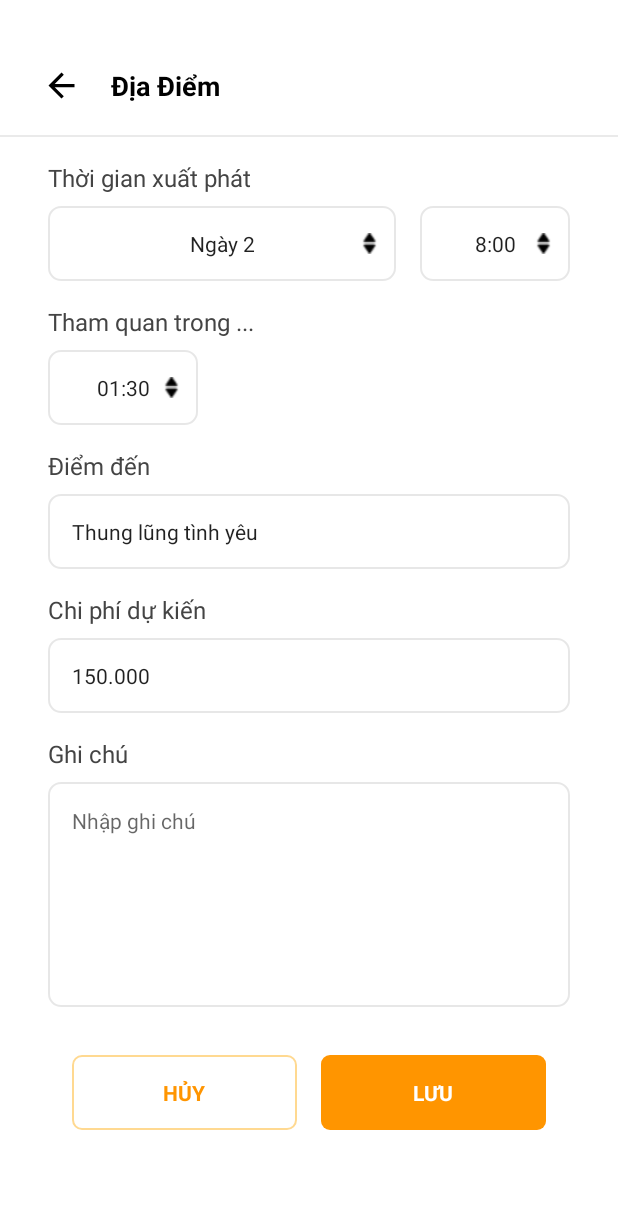
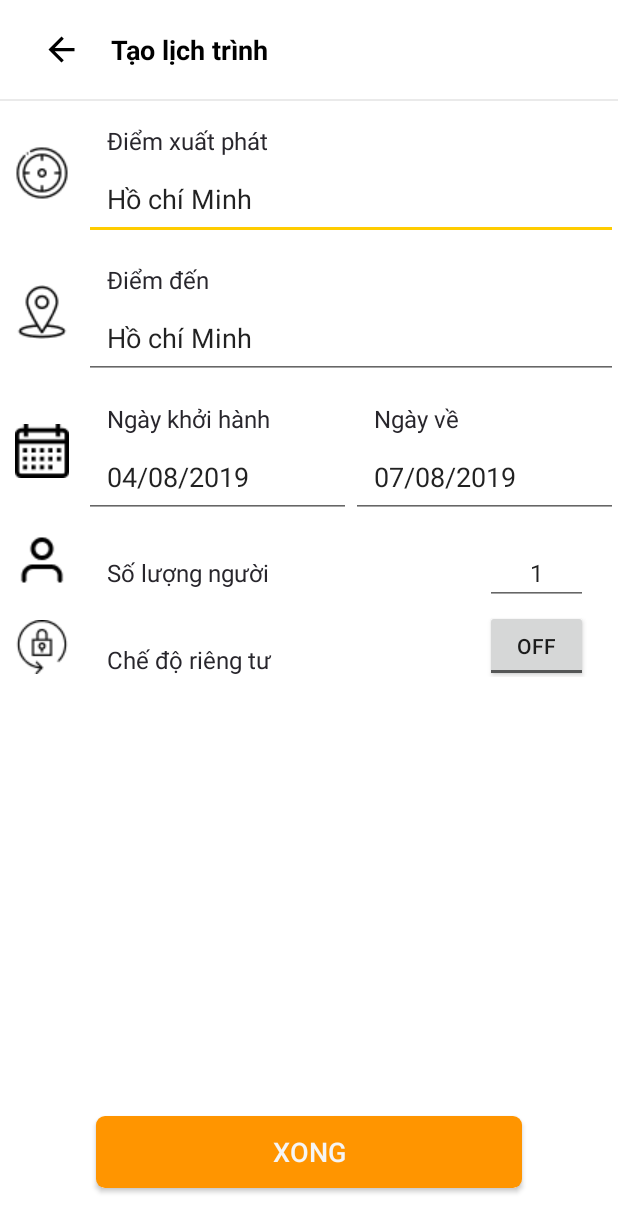
Before and after one commit to thinh2zalo/TripMe, an Android app: the screen it shows after launch (AddNewPlanActivity), after a tap on an icon or button, on a phone screen of 412 x 824 dp. Shown: the top 1232 px of the screen. Run offline under Robolectric (Android 15) with nearby library versions, the phone set to English and light mode, and no system bars; our stand-ins replace ButterKnife.

Commit message:
create plan

```diff
--- a/app/src/main/AndroidManifest.xml
+++ b/app/src/main/AndroidManifest.xml
@@ -1,6 +1,7 @@
 <?xml version="1.0" encoding="utf-8"?>
 <manifest xmlns:android="http://schemas.android.com/apk/res/android"
     package="com.hoaithi.tripme">
+
     <uses-permission android:name="android.permission.INTERNET" />
     <uses-permission android:name="android.permission.ACCESS_NETWORK_STATE" />
     <uses-permission android:name="android.permission.VIBRATE" />
@@ -13,6 +14,7 @@
         android:supportsRtl="true"
         android:theme="@style/AppTheme"
         android:usesCleartextTraffic="true">
+        <activity android:name=".AddNewPlanActivity"></activity>
         <activity android:name=".MainActivity">
             <intent-filter>
                 <action android:name="android.intent.action.MAIN" />
@@ -20,7 +22,7 @@
                 <category android:name="android.intent.category.LAUNCHER" />
             </intent-filter>
         </activity>
-        <activity android:name=".AddNewPlanActivity" />
+        <activity android:name=".AddNewPlaceActivity" />
     </application>
 
 </manifest>
--- /dev/null
+++ b/app/src/main/java/com/hoaithi/tripme/AddNewPlaceActivity.java
@@ -0,0 +1,40 @@
+package com.hoaithi.tripme;
+
+import android.graphics.Color;
+import android.os.Bundle;
+import android.view.View;
+
+import androidx.annotation.Nullable;
+import androidx.appcompat.app.AppCompatActivity;
+
+import com.hoaithi.tripme.util.Util;
+
+import butterknife.BindView;
+import butterknife.ButterKnife;
+import butterknife.OnClick;
+
+public class AddNewPlaceActivity extends AppCompatActivity {
+
+    @BindView(R.id.status_bar)
+    View mStatusBar;
+
+
+    @OnClick(R.id.back_button)
+    void back() {
+        finish();
+    }
+
+    @Override
+    protected void onCreate(@Nullable Bundle savedInstanceState) {
+        super.onCreate(savedInstanceState);
+        // set light theme with transparent status bar
+        getWindow().getDecorView().setSystemUiVisibility(View.SYSTEM_UI_FLAG_LAYOUT_STABLE | View.SYSTEM_UI_FLAG_LAYOUT_FULLSCREEN | View.SYSTEM_UI_FLAG_LIGHT_NAVIGATION_BAR | View.SYSTEM_UI_FLAG_LIGHT_STATUS_BAR);
+        getWindow().setNavigationBarColor(Color.WHITE);
+        setContentView(R.layout.add_new_place_layout);
+        ButterKnife.bind(this);
+
+        // add status bar space
+        mStatusBar.getLayoutParams().height = Util.getStatusHeight(getResources());
+        mStatusBar.requestLayout();
+    }
+}
--- a/app/src/main/java/com/hoaithi/tripme/AddNewPlanActivity.java
+++ b/app/src/main/java/com/hoaithi/tripme/AddNewPlanActivity.java
@@ -1,39 +1,14 @@
 package com.hoaithi.tripme;
 
-import android.graphics.Color;
-import android.os.Bundle;
-import android.view.View;
-
-import androidx.annotation.Nullable;
 import androidx.appcompat.app.AppCompatActivity;
 
-import com.hoaithi.tripme.util.Util;
-
-import butterknife.BindView;
-import butterknife.ButterKnife;
-import butterknife.OnClick;
+import android.os.Bundle;
 
 public class AddNewPlanActivity extends AppCompatActivity {
 
-    @BindView(R.id.status_bar)
-    View mStatusBar;
-
-    @OnClick(R.id.back_button)
-    void back() {
-        finish();
-    }
-
     @Override
-    protected void onCreate(@Nullable Bundle savedInstanceState) {
+    protected void onCreate(Bundle savedInstanceState) {
         super.onCreate(savedInstanceState);
-        // set light theme with transparent status bar
-        getWindow().getDecorView().setSystemUiVisibility(View.SYSTEM_UI_FLAG_LAYOUT_STABLE | View.SYSTEM_UI_FLAG_LAYOUT_FULLSCREEN | View.SYSTEM_UI_FLAG_LIGHT_NAVIGATION_BAR | View.SYSTEM_UI_FLAG_LIGHT_STATUS_BAR);
-        getWindow().setNavigationBarColor(Color.WHITE);
-        setContentView(R.layout.add_new_plan_layout);
-        ButterKnife.bind(this);
-
-        // add status bar space
-        mStatusBar.getLayoutParams().height = Util.getStatusHeight(getResources());
-        mStatusBar.requestLayout();
+        setContentView(R.layout.activity_add_new_plan);
     }
 }
--- a/app/src/main/java/com/hoaithi/tripme/DecoveryFragment.java
+++ b/app/src/main/java/com/hoaithi/tripme/DiscoveryFragment.java
@@ -2,7 +2,6 @@ package com.hoaithi.tripme;
 
 
 import android.content.Intent;
-import android.graphics.Color;
 import android.os.Bundle;
 
 import androidx.annotation.NonNull;
@@ -28,15 +27,15 @@ import butterknife.OnClick;
 /**
  * A simple {@link Fragment} subclass.
  */
-public class DecoveryFragment extends Fragment {
+public class DiscoveryFragment extends Fragment {
 
 
-    public DecoveryFragment() {
+    public DiscoveryFragment() {
         // Required empty public constructor
     }
 
     public static Fragment newInstance() {
-        return new DecoveryFragment();
+        return new DiscoveryFragment();
     }
 
 
--- a/app/src/main/java/com/hoaithi/tripme/TripsFragment.java
+++ b/app/src/main/java/com/hoaithi/tripme/TripsFragment.java
@@ -17,15 +17,15 @@ import com.google.android.material.tabs.TabLayout;
 public class TripsFragment extends Fragment {
 
     View mRootView;
+
+
     @Override
     public View onCreateView(LayoutInflater inflater, ViewGroup container,
                              Bundle savedInstanceState) {
-        // Inflate the layout for this fragment
         mRootView = inflater.inflate(R.layout.fragment_trips, container, false);
         initView();
         return mRootView;
     }
-
 
     void initView()
     {
--- a/app/src/main/java/com/hoaithi/tripme/discovertab/BottomPagerAdapter.java
+++ b/app/src/main/java/com/hoaithi/tripme/discovertab/BottomPagerAdapter.java
@@ -7,7 +7,7 @@ import androidx.fragment.app.Fragment;
 import androidx.fragment.app.FragmentManager;
 import androidx.fragment.app.FragmentPagerAdapter;
 
-import com.hoaithi.tripme.DecoveryFragment;
+import com.hoaithi.tripme.DiscoveryFragment;
 import com.hoaithi.tripme.R;
 import com.hoaithi.tripme.TripsFragment;
 
@@ -25,11 +25,11 @@ public class BottomPagerAdapter extends FragmentPagerAdapter {
     private ArrayList<Fragment> mData = new ArrayList<>();
 
     private void initData() {
-        mData.add(DecoveryFragment.newInstance());
+        mData.add(DiscoveryFragment.newInstance());
         mData.add(new TripsFragment());
-        mData.add(DecoveryFragment.newInstance());
-        mData.add(DecoveryFragment.newInstance());
-        mData.add(DecoveryFragment.newInstance());
+        mData.add(DiscoveryFragment.newInstance());
+        mData.add(DiscoveryFragment.newInstance());
+        mData.add(DiscoveryFragment.newInstance());
     }
 
     // Returns total number of pages
--- /dev/null
+++ b/app/src/main/res/layout/activity_add_new_plan.xml
@@ -0,0 +1,321 @@
+<?xml version="1.0" encoding="utf-8"?>
+<androidx.constraintlayout.widget.ConstraintLayout
+    android:layout_width="match_parent"
+    android:layout_height="match_parent"
+    xmlns:android="http://schemas.android.com/apk/res/android"
+    xmlns:app="http://schemas.android.com/apk/res-auto"
+    xmlns:tools="http://schemas.android.com/tools"
+    android:background="@android:color/white"
+    android:clickable="true"
+    android:focusable="true">
+    <androidx.core.widget.NestedScrollView
+        android:layout_width="match_parent"
+        android:layout_height="0dp"
+        android:overScrollMode="never"
+        app:layout_constraintTop_toBottomOf="@id/divider"
+        app:layout_constraintBottom_toBottomOf="parent">
+        <androidx.constraintlayout.widget.ConstraintLayout
+            android:layout_width="match_parent"
+            android:layout_height="wrap_content"
+            android:paddingBottom="64dp">
+
+            <LinearLayout
+                android:layout_width="match_parent"
+                android:layout_height="wrap_content"
+                android:orientation="horizontal"
+                app:layout_constraintTop_toTopOf="parent"
+                android:id="@+id/diemxuatphat_linear_layout"
+                >
+                <ImageView
+                    android:layout_width="36dp"
+                    android:layout_height="36dp"
+                    android:layout_marginTop="30dp"
+                    android:layout_marginLeft="10dp"
+                    android:layout_marginRight="10dp"
+                    android:src="@drawable/locationpin"
+                    />
+                <LinearLayout
+                    android:layout_width="match_parent"
+                    android:layout_height="wrap_content"
+                    android:orientation="vertical"
+                    >
+                    <TextView
+                        android:layout_width="match_parent"
+                        android:layout_height="wrap_content"
+                        android:text="Điểm xuất phát"
+                        android:textSize="16dp"
+                        android:textColor="@color/ExpoBlack"
+                        android:paddingLeft="15dp"
+                        android:paddingRight="15dp"
+                        android:paddingTop="15dp"
+                        />
+
+                    <EditText
+                        android:layout_width="match_parent"
+                        android:layout_height="wrap_content"
+                        android:text="Hồ chí Minh"
+                        android:textSize="18dp"
+                        android:padding="15dp"
+                        />
+                </LinearLayout>
+            </LinearLayout>
+
+
+            <LinearLayout
+                android:layout_width="match_parent"
+                android:layout_height="wrap_content"
+                android:orientation="horizontal"
+                app:layout_constraintTop_toBottomOf="@+id/diemxuatphat_linear_layout"
+                android:id="@+id/diemden_linear_layout"
+                >
+                <ImageView
+                    android:layout_width="36dp"
+                    android:layout_height="36dp"
+                    android:layout_marginTop="30dp"
+                    android:layout_marginLeft="10dp"
+                    android:layout_marginRight="10dp"
+                    android:src="@drawable/placeholder"/>
+                <LinearLayout
+                    android:layout_width="match_parent"
+                    android:layout_height="wrap_content"
+                    android:orientation="vertical"
+                    >
+                    <TextView
+                        android:layout_width="match_parent"
+                        android:layout_height="wrap_content"
+                        android:text="Điểm đến"
+                        android:textSize="16dp"
+                        android:textColor="@color/ExpoBlack"
+                        android:paddingLeft="15dp"
+                        android:paddingRight="15dp"
+                        android:paddingTop="15dp"
+                        />
+
+                    <EditText
+                        android:layout_width="match_parent"
+                        android:layout_height="wrap_content"
+                        android:text="Hồ chí Minh"
+                        android:textSize="18dp"
+                        android:padding="15dp"
+                        />
+                </LinearLayout>
+            </LinearLayout>
+
+            <LinearLayout
+                android:layout_width="match_parent"
+                android:layout_height="wrap_content"
+                android:orientation="horizontal"
+                app:layout_constraintTop_toBottomOf="@+id/diemden_linear_layout"
+                android:id="@+id/thoigian_linear_layout"
+                >
+                <ImageView
+                    android:layout_width="36dp"
+                    android:layout_height="36dp"
+                    android:layout_marginTop="30dp"
+                    android:layout_marginLeft="10dp"
+                    android:layout_marginRight="10dp"
+                    android:src="@drawable/calendar"/>
+
+                <LinearLayout
+                    android:layout_width="match_parent"
+                    android:layout_height="wrap_content"
+                    android:orientation="vertical"
+                    android:layout_weight="1"
+                    >
+                    <TextView
+                        android:layout_width="match_parent"
+                        android:layout_height="wrap_content"
+                        android:text="Ngày khởi hành"
+                        android:textSize="16dp"
+                        android:textColor="@color/ExpoBlack"
+                        android:paddingLeft="15dp"
+                        android:paddingRight="15dp"
+                        android:paddingTop="15dp"
+                        />
+
+                    <EditText
+                        android:layout_width="match_parent"
+                        android:layout_height="wrap_content"
+                        android:text="04/08/2019"
+                        android:textSize="18dp"
+                        android:padding="15dp"
+                        />
+                </LinearLayout>
+
+                <LinearLayout
+                    android:layout_width="match_parent"
+                    android:layout_height="wrap_content"
+                    android:orientation="vertical"
+                    android:layout_weight="1"
+                    >
+                    <TextView
+                        android:layout_width="match_parent"
+                        android:layout_height="wrap_content"
+                        android:text="Ngày về"
+                        android:textSize="16dp"
+                        android:textColor="@color/ExpoBlack"
+                        android:paddingLeft="15dp"
+                        android:paddingRight="15dp"
+                        android:paddingTop="15dp"
+                        />
+
+                    <EditText
+                        android:layout_width="match_parent"
+                        android:layout_height="wrap_content"
+                        android:text="07/08/2019"
+                        android:textSize="18dp"
+                        android:padding="15dp"
+                        />
+                </LinearLayout>
+            </LinearLayout>
+
+
+            <LinearLayout
+                android:layout_width="match_parent"
+                android:layout_height="wrap_content"
+                android:orientation="horizontal"
+                app:layout_constraintTop_toBottomOf="@+id/thoigian_linear_layout"
+                android:id="@+id/soluong_linear_layout"
+                >
+                <ImageView
+                    android:layout_width="36dp"
+                    android:layout_height="36dp"
+                    android:src="@drawable/user"
+                    android:layout_marginTop="10dp"
+                    android:layout_marginLeft="10dp"
+                    android:layout_marginRight="10dp"/>
+
+                <LinearLayout
+                    android:layout_width="match_parent"
+                    android:layout_height="wrap_content"
+                    android:orientation="horizontal">
+                    <TextView
+                        android:layout_width="match_parent"
+                        android:layout_height="wrap_content"
+                        android:text="Số lượng người"
+                        android:textSize="16dp"
+                        android:textColor="@color/ExpoBlack"
+                        android:paddingLeft="15dp"
+                        android:paddingRight="15dp"
+                        android:paddingTop="15dp"
+                        android:layout_marginTop="10dp"
+                        android:layout_weight="1"
+                        />
+
+                    <EditText
+                        android:layout_width="match_parent"
+                        android:layout_height="wrap_content"
+                        android:text="1"
+                        android:textAlignment="center"
+                        android:textSize="16dp"
+                        android:paddingLeft="15dp"
+                        android:paddingRight="15dp"
+                        android:paddingTop="15dp"
+                        android:layout_marginTop="10dp"
+                        android:layout_weight="3"
+                        android:layout_marginRight="20dp"
+                        />
+                </LinearLayout>
+
+
+            </LinearLayout>
+
+            <LinearLayout
+                android:layout_width="match_parent"
+                android:layout_height="wrap_content"
+                app:layout_constraintTop_toBottomOf="@id/soluong_linear_layout"
+                android:orientation="horizontal"
+                android:paddingBottom="10dp">
+
+                <ImageView
+                    android:layout_width="36dp"
+                    android:layout_height="36dp"
+                    android:layout_marginTop="10dp"
+                    android:layout_marginLeft="10dp"
+                    android:layout_marginRight="10dp"
+                    android:src="@drawable/lock"/>
+
+                <LinearLayout
+                    android:layout_width="match_parent"
+                    android:layout_height="wrap_content"
+                    android:orientation="horizontal">
+
+                    <TextView
+                        android:layout_width="match_parent"
+                        android:layout_height="wrap_content"
+                        android:text="Chế độ riêng tư"
+                        android:textSize="16dp"
+                        android:textColor="@color/ExpoBlack"
+                        android:paddingLeft="15dp"
+                        android:paddingRight="15dp"
+                        android:paddingTop="15dp"
+                        android:layout_marginTop="10dp"
+                        android:layout_weight="1"
+                        />
+
+                    <androidx.appcompat.widget.AppCompatToggleButton
+                        android:layout_width="match_parent"
+                        android:layout_height="wrap_content"
+                        android:layout_weight="3"
+                        android:layout_marginRight="20dp"
+                        />
+                </LinearLayout>
+
+            </LinearLayout>
+
+        </androidx.constraintlayout.widget.ConstraintLayout>
+    </androidx.core.widget.NestedScrollView>
+    <View
+        android:id="@+id/status_bar"
+        android:layout_width="0dp"
+        android:layout_height="0dp"
+        app:layout_constraintTop_toTopOf="parent"
+        app:layout_constraintStart_toStartOf="parent"
+        app:layout_constraintEnd_toEndOf="parent"/>
+    <ImageView
+        android:id="@+id/back_button"
+        android:layout_width="50dp"
+        android:layout_height="50dp"
+        app:layout_constraintTop_toBottomOf="@id/status_bar"
+        app:layout_constraintStart_toStartOf="parent"
+        app:srcCompat="@drawable/ic_arrow_back_24dp"
+        android:padding="12dp"
+        android:tint="@android:color/black"
+        android:layout_marginStart="16dp"
+        android:layout_marginTop="8dp"
+        android:background="?android:selectableItemBackgroundBorderless"
+        />
+    <TextView
+        android:layout_width="wrap_content"
+        android:layout_height="wrap_content"
+        app:layout_constraintStart_toEndOf="@id/back_button"
+        app:layout_constraintTop_toTopOf="@id/back_button"
+        app:layout_constraintBottom_toBottomOf="@id/back_button"
+        android:text="Tạo lịch trình"
+        android:layout_marginStart="8dp"
+        android:textStyle="bold"
+        android:textSize="18sp"
+        android:textColor="@android:color/black"/>
+    <View
+        android:id="@+id/divider"
+        android:layout_width="0dp"
+        android:layout_height="1dp"
+        android:background="#22666666"
+        android:layout_marginTop="8dp"
+        app:layout_constraintTop_toBottomOf="@id/back_button"
+        app:layout_constraintStart_toStartOf="parent"
+        app:layout_constraintEnd_toEndOf="parent"/>
+
+    <Button
+        android:layout_width="match_parent"
+        android:layout_height="wrap_content"
+        android:text="Xong"
+        android:textSize="18sp"
+        android:textColor="@color/FlatWhite"
+        app:layout_constraintBottom_toBottomOf="parent"
+        android:layout_marginBottom="32dp"
+        android:layout_marginLeft="64dp"
+        android:layout_marginRight="64dp"
+        android:background="@drawable/background_make_schedule_heavy"
+        />
+</androidx.constraintlayout.widget.ConstraintLayout>
--- a/app/src/main/res/layout/fragment_ongoing_trips.xml
+++ b/app/src/main/res/layout/fragment_ongoing_trips.xml
@@ -4,8 +4,6 @@
     android:layout_width="match_parent"
     android:layout_height="match_parent"
     tools:context=".OngoingTripsFragment">
-
-    <!-- TODO: Update blank fragment layout -->
     <TextView
         android:layout_width="match_parent"
         android:layout_height="match_parent"
```
Also changed, not shown: app/src/main/res/drawable/calendar.png (added), app/src/main/res/drawable/locationpin.png (added), app/src/main/res/drawable/lock.png (added), app/src/main/res/drawable/placeholder.png (added), app/src/main/res/drawable/user.png (added), app/src/main/res/layout/add_new_place_layout.xml (renamed from app/src/main/res/layout/add_new_plan_layout.xml).
